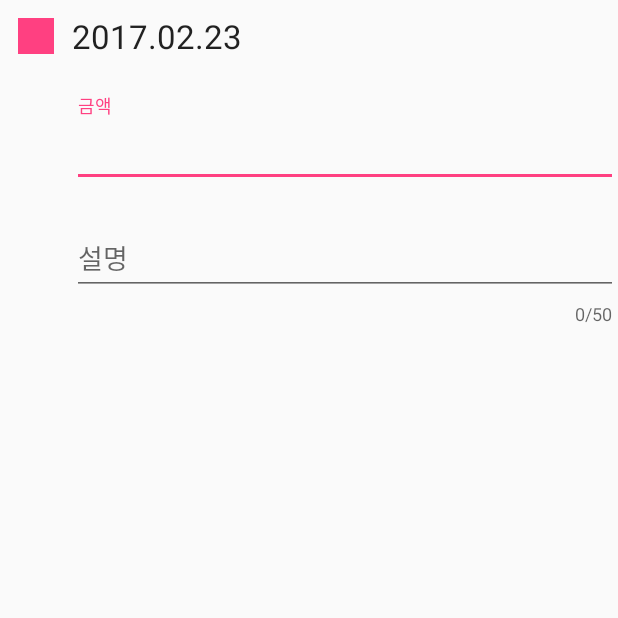
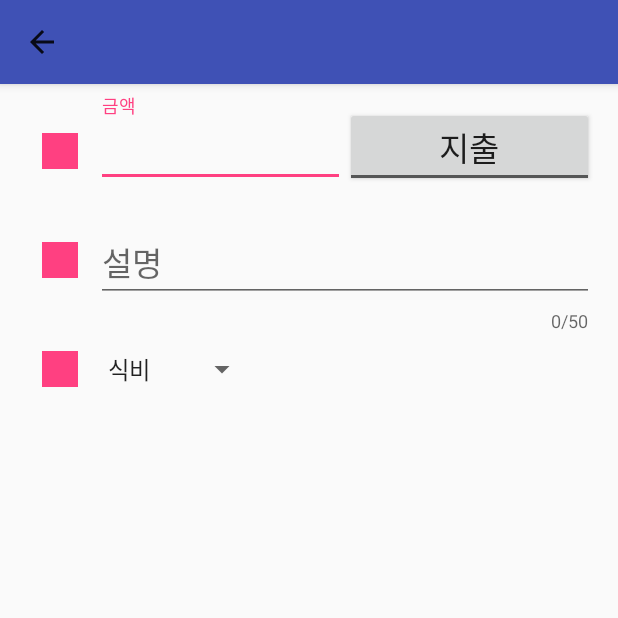
Before and after one commit to NamKungYeonWoo/ShowMeTheMoney, an Android app: the MoneyEntryActivity screen opened directly, with no data from a screen before it, on a phone screen of 412 x 824 dp, the top half of it. Run offline under Robolectric (Android 15) with nearby library versions, the phone set to English and light mode, and no system bars; our stand-ins replace ButterKnife; plain views replace SegmentedGroup.

Commit message:
feat: 돈입력 화면개발

```diff
--- a/app/src/main/java/com/zettafantasy/visualhousekeepingbook/MoneyEntryActivity.java
+++ b/app/src/main/java/com/zettafantasy/visualhousekeepingbook/MoneyEntryActivity.java
@@ -1,7 +1,9 @@
 package com.zettafantasy.visualhousekeepingbook;
 
+import android.support.v7.app.ActionBar;
 import android.support.v7.app.AppCompatActivity;
 import android.os.Bundle;
+import android.support.v7.widget.Toolbar;
 
 public class MoneyEntryActivity extends AppCompatActivity {
 
@@ -9,5 +11,10 @@ public class MoneyEntryActivity extends AppCompatActivity {
     protected void onCreate(Bundle savedInstanceState) {
         super.onCreate(savedInstanceState);
         setContentView(R.layout.activity_money_entry);
+        Toolbar myToolbar = (Toolbar) findViewById(R.id.toolbar_money_entry);
+        setSupportActionBar(myToolbar);
+        ActionBar supportActionBar = getSupportActionBar();
+        supportActionBar.setDisplayShowTitleEnabled(false);
+        supportActionBar.setDisplayHomeAsUpEnabled(true);
     }
 }
--- a/app/src/main/java/com/zettafantasy/visualhousekeepingbook/MoneyEntryFragment.java
+++ b/app/src/main/java/com/zettafantasy/visualhousekeepingbook/MoneyEntryFragment.java
@@ -4,26 +4,20 @@ import android.app.DatePickerDialog;
 import android.os.Bundle;
 import android.support.annotation.Nullable;
 import android.support.v4.app.Fragment;
-import android.util.Log;
 import android.view.LayoutInflater;
 import android.view.View;
 import android.view.ViewGroup;
-import android.widget.Button;
+import android.widget.ArrayAdapter;
 import android.widget.DatePicker;
+import android.widget.Spinner;
 import android.widget.TextView;
 
-import com.zettafantasy.visualhousekeepingbook.R;
-
-import java.text.DateFormat;
 import java.util.Calendar;
-import java.util.Date;
 import java.util.Locale;
 
 import butterknife.BindView;
 import butterknife.ButterKnife;
 import butterknife.Unbinder;
-
-import static android.content.ContentValues.TAG;
 
 /**
  * Created by uije on 17. 2. 15.
@@ -35,6 +29,8 @@ public class MoneyEntryFragment extends Fragment {
 
     @BindView(R.id.tvPickDate)
     TextView tvPickDate;
+    @BindView(R.id.sEntryType)
+    Spinner sEntryType;
 
     @Nullable
     @Override
@@ -72,6 +68,14 @@ public class MoneyEntryFragment extends Fragment {
             }
         });
 
+        // Create an ArrayAdapter using the string array and a default spinner layout
+        ArrayAdapter<CharSequence> adapter = ArrayAdapter.createFromResource(getContext(),
+                R.array.expense_type, android.R.layout.simple_spinner_item);
+        // Specify the layout to use when the list of choices appears
+        adapter.setDropDownViewResource(android.R.layout.simple_spinner_dropdown_item);
+        // Apply the adapter to the spinner
+        sEntryType.setAdapter(adapter);
+
         return view;
     }
 
--- a/app/src/main/res/layout/activity_money_entry.xml
+++ b/app/src/main/res/layout/activity_money_entry.xml
@@ -1,12 +1,23 @@
 <?xml version="1.0" encoding="utf-8"?>
 <RelativeLayout xmlns:android="http://schemas.android.com/apk/res/android"
     xmlns:tools="http://schemas.android.com/tools"
+    xmlns:app="http://schemas.android.com/apk/res-auto"
     android:id="@+id/activity_money_entry"
     android:layout_width="match_parent"
     android:layout_height="match_parent"
     tools:context="com.zettafantasy.visualhousekeepingbook.MoneyEntryActivity">
 
+    <android.support.v7.widget.Toolbar
+        android:id="@+id/toolbar_money_entry"
+        android:layout_width="match_parent"
+        android:layout_height="?attr/actionBarSize"
+        android:background="?attr/colorPrimary"
+        android:elevation="4dp"
+        android:theme="@style/ThemeOverlay.AppCompat.ActionBar"
+        app:popupTheme="@style/ThemeOverlay.AppCompat.Light"/>
+
     <fragment
+        android:id="@+id/frag_money_entry"
         android:name="com.zettafantasy.visualhousekeepingbook.MoneyEntryFragment"
         android:layout_width="match_parent"
         android:layout_height="match_parent" />
--- a/app/src/main/res/layout/fragment_money_entry.xml
+++ b/app/src/main/res/layout/fragment_money_entry.xml
@@ -9,7 +9,34 @@
     <LinearLayout
         android:layout_width="match_parent"
         android:layout_height="wrap_content"
-        android:orientation="vertical">
+        android:orientation="vertical"
+        android:paddingEnd="16dp"
+        android:paddingLeft="16dp"
+        android:paddingRight="16dp"
+        android:paddingStart="16dp">
+
+        <LinearLayout
+            android:layout_width="match_parent"
+            android:layout_height="wrap_content"
+            android:orientation="horizontal"
+            app:ignore="UseCompoundDrawables">
+
+            <ImageView
+                android:layout_width="24dp"
+                android:layout_height="24dp"
+                android:layout_gravity="center"
+                android:layout_margin="12dp"
+                android:background="@color/colorAccent"
+                android:contentDescription="@string/icon_for_date_picker" />
+
+            <TextView
+                android:id="@+id/tvPickDate"
+                android:layout_width="match_parent"
+                android:layout_height="wrap_content"
+                android:layout_gravity="center_vertical"
+                android:textAppearance="?android:attr/textAppearanceLarge"
+                tools:text="2017/02/21" />
+        </LinearLayout>
 
         <LinearLayout
             android:layout_width="match_parent"
@@ -19,65 +46,15 @@
             <ImageView
                 android:layout_width="24dp"
                 android:layout_height="24dp"
+                android:layout_gravity="bottom|center_horizontal"
                 android:layout_margin="12dp"
-                android:background="@color/colorAccent" />
-
-            <TextView
-                android:id="@+id/tvPickDate"
-                android:layout_width="match_parent"
-                android:layout_height="wrap_content"
-                android:layout_gravity="center_vertical"
-                android:textAppearance="?android:attr/textAppearanceLarge"
-                tools:text="2017/02/21" />
-        </LinearLayout>
-        <!--<info.hoang8f.android.segmented.SegmentedGroup-->
-        <!--android:id="@+id/sgIncomeExpense"-->
-        <!--android:layout_width="match_parent"-->
-        <!--android:layout_height="wrap_content"-->
-        <!--android:layout_marginBottom="20dp"-->
-        <!--android:layout_marginEnd="24dp"-->
-        <!--android:layout_marginLeft="24dp"-->
-        <!--android:layout_marginRight="24dp"-->
-        <!--android:layout_marginStart="24dp"-->
-        <!--android:layout_marginTop="20dp"-->
-        <!--android:orientation="horizontal"-->
-        <!--segmentedgroup:sc_border_width="1dp"-->
-        <!--segmentedgroup:sc_corner_radius="10dp"-->
-        <!--segmentedgroup:sc_checked_text_color="@color/colorPrimaryDark"-->
-        <!--segmentedgroup:sc_tint_color="@color/colorPrimaryLight">-->
-
-        <!--<RadioButton-->
-        <!--android:id="@+id/btIncome"-->
-        <!--style="@style/RadioButton"-->
-        <!--android:layout_width="match_parent"-->
-        <!--android:layout_height="wrap_content"-->
-        <!--android:layout_weight="1"-->
-        <!--android:checked="false"-->
-        <!--android:text="@string/income"-->
-        <!--android:textAppearance="@android:style/TextAppearance.DeviceDefault.Medium" />-->
-
-        <!--<RadioButton-->
-        <!--android:id="@+id/btExpense"-->
-        <!--style="@style/RadioButton"-->
-        <!--android:layout_width="match_parent"-->
-        <!--android:layout_height="wrap_content"-->
-        <!--android:layout_weight="1"-->
-        <!--android:checked="true"-->
-        <!--android:text="@string/expense"-->
-        <!--android:textAppearance="@android:style/TextAppearance.DeviceDefault.Medium" />-->
-        <!--</info.hoang8f.android.segmented.SegmentedGroup>-->
-        <LinearLayout
-            android:layout_width="match_parent"
-            android:layout_height="wrap_content"
-            android:orientation="horizontal">
-
-            <Space
-                android:layout_width="48dp"
-                android:layout_height="48dp" />
+                android:background="@color/colorAccent"
+                android:contentDescription="@string/icon_for_money" />
 
             <android.support.design.widget.TextInputLayout
-                android:layout_width="match_parent"
+                android:layout_width="0dp"
                 android:layout_height="wrap_content"
+                android:layout_weight="1"
                 android:paddingTop="16dp">
 
                 <EditText
@@ -89,6 +66,15 @@
                     android:textAppearance="?android:attr/textAppearanceLarge"
                     tools:text="12,000" />
             </android.support.design.widget.TextInputLayout>
+
+            <ToggleButton
+                android:layout_width="0dp"
+                android:layout_height="wrap_content"
+                android:layout_gravity="bottom|center_horizontal"
+                android:layout_weight="1"
+                android:textAppearance="?android:attr/textAppearanceLarge"
+                android:textOff="@string/expense"
+                android:textOn="@string/income" />
         </LinearLayout>
 
         <LinearLayout
@@ -96,9 +82,13 @@
             android:layout_height="wrap_content"
             android:orientation="horizontal">
 
-            <Space
-                android:layout_width="48dp"
-                android:layout_height="48dp" />
+            <ImageView
+                android:layout_width="24dp"
+                android:layout_height="24dp"
+                android:layout_gravity="center"
+                android:layout_margin="12dp"
+                android:background="@color/colorAccent"
+                android:contentDescription="@string/icon_for_description" />
 
             <android.support.design.widget.TextInputLayout
                 android:layout_width="match_parent"
@@ -114,22 +104,31 @@
                     android:hint="@string/hint_et_desc"
                     android:imeOptions="actionNext"
                     android:inputType="text"
-                    android:textAppearance="?android:attr/textAppearanceMedium" />
+                    android:textAppearance="?android:attr/textAppearanceLarge" />
             </android.support.design.widget.TextInputLayout>
         </LinearLayout>
 
-        <!--<Button-->
-        <!--android:id="@+id/btSave"-->
-        <!--android:layout_width="match_parent"-->
-        <!--android:layout_height="wrap_content"-->
-        <!--android:layout_marginBottom="20dp"-->
-        <!--android:layout_marginEnd="24dp"-->
-        <!--android:layout_marginLeft="24dp"-->
-        <!--android:layout_marginRight="24dp"-->
-        <!--android:layout_marginStart="24dp"-->
-        <!--android:layout_marginTop="20dp"-->
-        <!--android:background="@drawable/bt_entry_save"-->
-        <!--android:text="@string/save"-->
-        <!--android:textAppearance="@android:style/TextAppearance.DeviceDefault.Large.Inverse" />-->
+        <LinearLayout
+            android:layout_width="match_parent"
+            android:layout_height="wrap_content"
+            android:orientation="horizontal">
+
+            <ImageView
+                android:layout_width="24dp"
+                android:layout_height="24dp"
+                android:layout_gravity="center"
+                android:layout_margin="12dp"
+                android:background="@color/colorAccent"
+                android:contentDescription="@string/icon_for_description" />
+
+            <Spinner
+                android:id="@+id/sEntryType"
+                android:layout_width="wrap_content"
+                android:layout_height="wrap_content"
+                android:layout_gravity="center_vertical"
+                android:textAppearance="?android:attr/textAppearanceLarge" />
+
+        </LinearLayout>
+
     </LinearLayout>
 </ScrollView>
--- a/app/src/main/res/values/strings.xml
+++ b/app/src/main/res/values/strings.xml
@@ -6,4 +6,15 @@
     <string name="income">수입</string>
     <string name="expense">지출</string>
     <string name="save">저장</string>
+    <string name="icon_for_date_picker">icon for date picker</string>
+    <string name="icon_for_description">icon for description</string>
+    <string name="icon_for_money">icon for money</string>
+
+    <string-array name="expense_type">
+        <item>식비</item>
+        <item>교통비</item>
+        <item>의류비</item>
+        <item>유흥</item>
+        <item>교육비</item>
+    </string-array>
 </resources>
```
